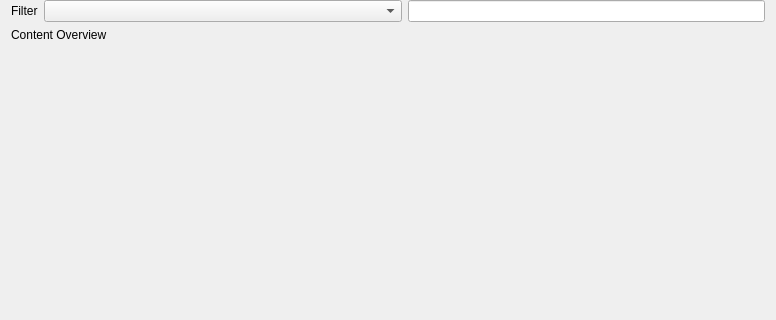
bendalab/NixView, file MainViewWidget.ui: the form before one commit; both pictures show x 0 to 776 and y 0 to 320 of the 776 by 467 pixel window.
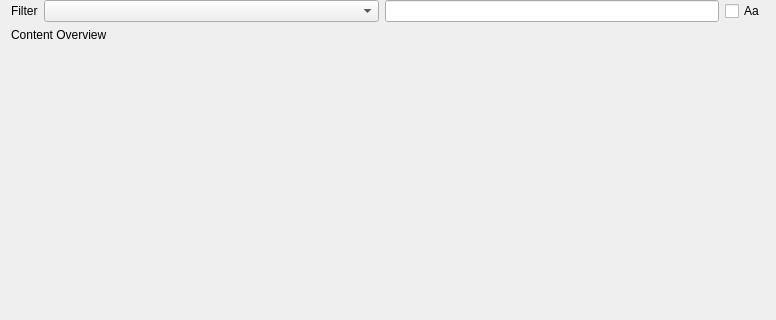
The form after the commit.

Commit message: added checkbox for case sensitivity

The edit to the form file:
```diff
--- a/MainViewWidget.ui
+++ b/MainViewWidget.ui
@@ -32,7 +32,7 @@
         </widget>
        </item>
        <item>
-        <widget class="QComboBox" name="cbx_filter">
+        <widget class="QComboBox" name="cmbx_filter">
          <property name="sizePolicy">
           <sizepolicy hsizetype="Expanding" vsizetype="Fixed">
            <horstretch>0</horstretch>
@@ -44,6 +44,16 @@
        <item>
         <widget class="QLineEdit" name="line_edit_filter"/>
        </item>
+       <item>
+        <widget class="QCheckBox" name="cbx_filter">
+         <property name="toolTip">
+          <string>&lt;html&gt;&lt;head/&gt;&lt;body&gt;&lt;p&gt;CaseSensitive&lt;/p&gt;&lt;/body&gt;&lt;/html&gt;</string>
+         </property>
+         <property name="text">
+          <string>Aa</string>
+         </property>
+        </widget>
+       </item>
       </layout>
      </item>
      <item>
```
The commit also changes 3 other files.
